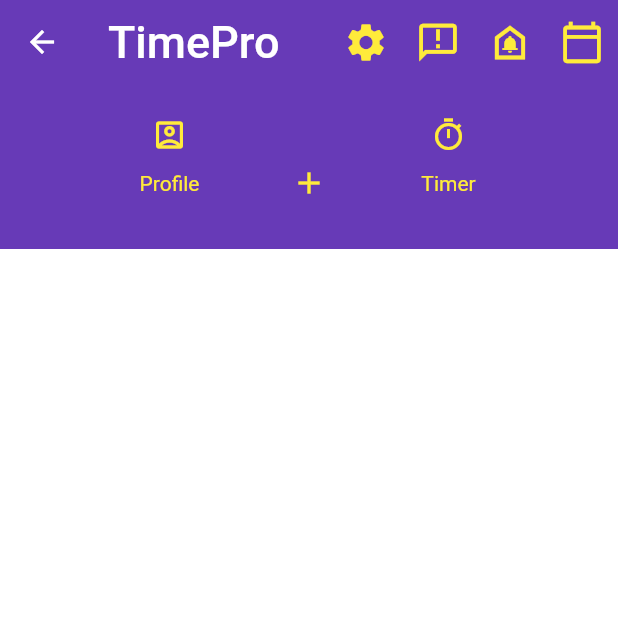
After one commit to kcary1125/Time-pro, a Flutter app: the homeScreen screen opened directly, on a phone screen of 412 x 824 dp, the top half of it. The commit adds this screen. Run offline on Flutter 3.47's test engine with Material 2 defaults, Android fonts, the phone set to English and light mode, and no system bars; our stand-ins replace animated_splash_screen, cloud_firestore, firebase_auth, firebase_core, flutter_slidable, fluttertoast and 2 more; missing offline and left inert: flutter_ringtone_player; accounts and stored records are empty.

Commit message:
calendar

```diff
--- /dev/null
+++ b/timepro/lib/home.dart
@@ -0,0 +1,191 @@
+import 'dart:async';
+import 'package:cloud_firestore/cloud_firestore.dart';
+import 'package:flutter/material.dart';
+import 'package:timepro/profile.dart';
+import 'package:timepro/remind.dart';
+import 'package:timepro/settings.dart';
+import 'package:timepro/tasklist.dart';
+import 'package:timepro/tasks.dart';
+import 'package:table_calendar/table_calendar.dart';
+import 'package:flutter_slidable/flutter_slidable.dart';
+import 'package:timepro/timerr.dart';
+import 'package:timepro/widgets.dart';
+import 'calendar.dart';
+import 'moti.dart';
+
+class homeScreen extends StatefulWidget {
+  @override
+  homeScreenState createState() => homeScreenState();
+}
+
+class homeScreenState extends State<homeScreen> {
+  List todos = List.empty();
+  String filterType = "today";
+  DateTime today = new DateTime.now();
+  TextEditingController titleController = TextEditingController();
+  TextEditingController descriptionController = TextEditingController();
+  String taskPop  = "close";
+  var monthNames = ["JAN", "FEB", "MAR", "APR", "MAY", "JUN", "JUL", "AUG", "SEPT", "OCT", "NOV", "DEC"];
+  //late final controller= CalendarController;
+  @override
+  Widget build(BuildContext context) {
+    return Scaffold(
+      backgroundColor: Colors.transparent,
+      resizeToAvoidBottomInset : false,
+      body: Stack(
+        children: [
+          //Image.asset('assets/timeb2.jpg', fit:BoxFit.fill,),
+          Column(
+            crossAxisAlignment: CrossAxisAlignment.start,
+            children: [
+              AppBar(
+                backgroundColor: Colors.deepPurple,
+                elevation: 0,
+                title: Text("TimePro", style: TextStyle(
+                    fontSize: 30
+                ),),
+                actions: [
+                  IconButton(
+                    icon: Icon(Icons.settings,
+                      color: Colors.yellow,
+                      size: 30,
+                    ), onPressed: () { Navigator.push(context, MaterialPageRoute(builder: (context) => settingsScreen())); },
+                  ),
+                  IconButton(
+                    icon: Icon(Icons.announcement_outlined,
+                      color: Colors.yellow,
+                      size: 30,
+                    ), onPressed: () { Navigator.push(context, MaterialPageRoute(builder: (context) => motiScreen())); },
+                  ),
+                  IconButton(
+                    icon: Icon(Icons.doorbell_outlined,
+                      color: Colors.yellow,
+                      size: 30,
+                    ), onPressed: () { Navigator.push(context, MaterialPageRoute(builder: (context) => addReminderPage())); },
+                  ),
+                  IconButton(
+                    icon: Icon(Icons.calendar_today_outlined,
+                        color: Colors.yellow,
+                        size: 30), onPressed: () { Navigator.push(context, MaterialPageRoute(builder: (context) => calScreen())); },
+                  )
+                ],
+              ),
+              /*
+                Expanded(
+                  child: SingleChildScrollView(
+                    child: StreamBuilder<QuerySnapshot>(
+                        stream: FirebaseFirestore.instance.collection('mytasks').snapshots(),
+                        builder: (context, snapshots) {
+                          return ListView.builder(
+                              itemCount: snapshots.data?.docs.length,
+                              itemBuilder: (context, index){
+                                DocumentSnapshot documentSnapshot = snapshots.data?.docs[index] as DocumentSnapshot<Object?>;
+                                return Dismissible(key: Key(index.toString()),
+                                  child: Card(
+                                    elevation: 0,
+                                    margin: EdgeInsets.all(0),
+                                    shape: RoundedRectangleBorder(
+                                      borderRadius: BorderRadius.circular(0),
+                                    ),
+                                    child: ListTile(
+                                      title: Text(documentSnapshot['title']),
+                                      trailing: IconButton(
+                                          icon: Icon(Icons.delete, color: Colors.yellow),
+                                          onPressed: (){
+                                            deleteTask(documentSnapshot['title']);
+                                          }
+                                      ),
+                                    ),
+                                  ),
+                                );
+                              }
+                          );
+                        }
+                    ),
+                ),
+                    ),
+
+                 */
+              Column(
+                  mainAxisAlignment: MainAxisAlignment.end,
+                  children: [
+                    SizedBox(
+                      height: 110,
+                      child: Stack(
+                        children: [
+                          //Image.asset('assets/timeb2.jpg', fit:BoxFit.cover,),
+                          Positioned(
+                            bottom: 0,
+                            child: Container(
+                              height: 120,
+                              width: MediaQuery.of(context).size.width,
+                              color: Colors.deepPurple,
+                              padding: EdgeInsets.all(20),
+                              child: Row(
+                                mainAxisAlignment: MainAxisAlignment.spaceAround,
+                                children: [
+                                  Column(
+                                    children: [
+                                      IconButton(
+                                        color: Colors.yellow,
+                                        icon : Icon(Icons.account_box_outlined),
+                                        onPressed: () async{Navigator.push(context, MaterialPageRoute(builder: (context) => profileScreen()));},
+                                      ),
+                                      Text(
+                                        "Profile",
+                                        style: TextStyle(color: Colors.yellow),
+                                      )
+                                    ],
+                                  ),
+                                  Column(
+                                    children: [
+                                      IconButton(
+                                        color: Colors.yellow,
+                                        icon : Icon(Icons.timer_outlined),
+                                        onPressed: () async{Navigator.push(context, MaterialPageRoute(builder: (context) => timerScreen()));},
+                                      ),
+                                      Text(
+                                        "Timer",
+                                        style: TextStyle(color: Colors.yellow),
+                                      )
+                                    ],
+                                  ),
+                                ],
+                              ),
+                            ),
+                          ),
+                          Positioned(
+                            bottom: 20,
+                            left: 0,
+                            right: 0,
+                            child: IconButton(
+                              color: Colors.yellow,
+                              icon: Icon(Icons.add),
+                              onPressed: ()async{openNewTask();},
+                            ),
+                          ),
+                        ],
+                      ),
+                    ),
+                  ]
+              ),
+            ],
+          ),
+        ],
+      ),
+    );
+  }
+
+  changeFilter(String filter)
+  {
+    filterType = filter;
+    setState(() {
+
+    });
+  }
+  openNewTask()
+  {
+    Navigator.push(context, MaterialPageRoute(builder: (context)=>CreateNewTaskPage()));
+  }
+
+}
--- a/timepro/pubspec.yaml
+++ b/timepro/pubspec.yaml
@@ -45,6 +45,7 @@ dependencies:
   provider: ^6.0.2
   flutter_ringtone_player: ^3.2.0
   fluttertoast: ^8.0.9
+  google_fonts: ^2.3.1
 
 dev_dependencies:
   flutter_test:
```
Also changed, not shown: timepro/lib/calendar.dart (added, +64 -0 lines), timepro/lib/widgets.dart (+115 -0 lines), timepro/pubspec.lock, 2 other files.
